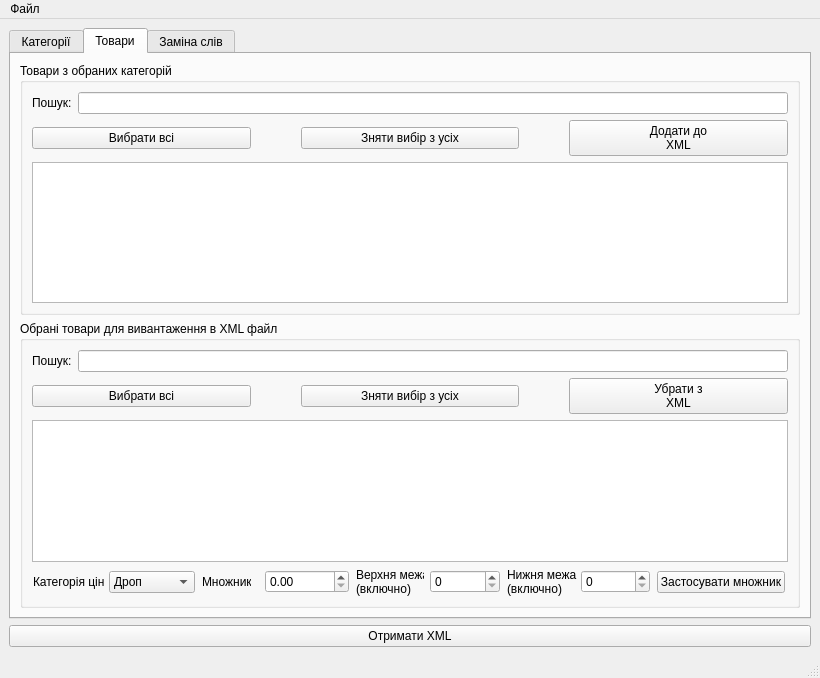
coolrich/xml-feed-editor, file mainwindow.ui: the form before one commit.
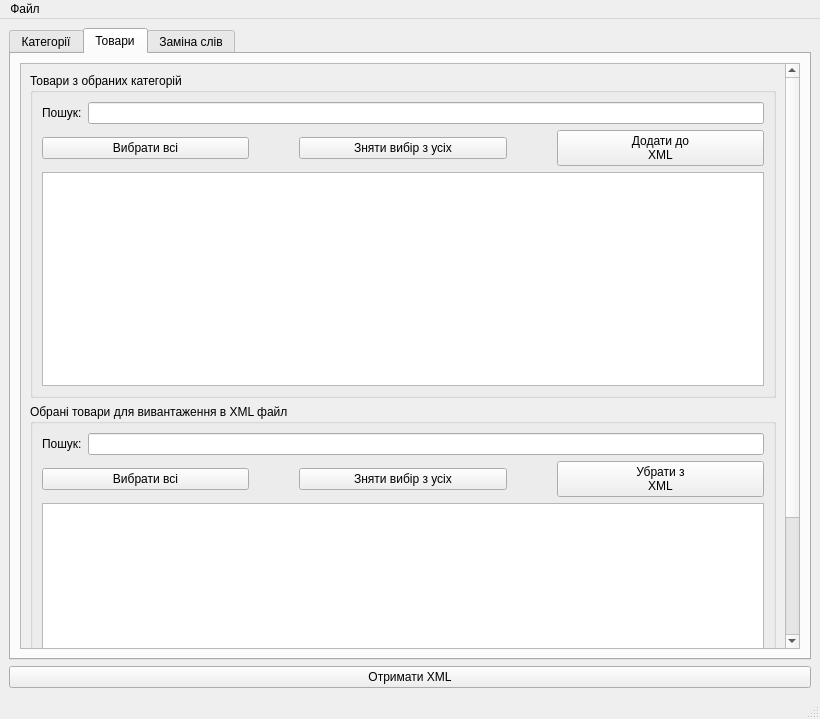
The form after the commit. The open tabs and pages were chosen to show the change.

What changed in the file:
```diff
--- a/mainwindow.ui
+++ b/mainwindow.ui
@@ -7,7 +7,7 @@
     <x>0</x>
     <y>0</y>
     <width>820</width>
-    <height>678</height>
+    <height>719</height>
    </rect>
   </property>
   <property name="windowTitle">
@@ -148,7 +148,31 @@
        </attribute>
        <layout class="QVBoxLayout" name="verticalLayout_10">
         <item>
+         <widget class="QScrollArea" name="scrollArea">
+          <property name="verticalScrollBarPolicy">
+           <enum>Qt::ScrollBarAsNeeded</enum>
+          </property>
+          <property name="widgetResizable">
+           <bool>true</bool>
+          </property>
+          <widget class="QWidget" name="scrollAreaWidgetContents">
+           <property name="geometry">
+            <rect>
+             <x>0</x>
+             <y>0</y>
+             <width>759</width>
+             <height>738</height>
+            </rect>
+           </property>
+           <layout class="QVBoxLayout" name="verticalLayout_12">
+            <item>
          <widget class="QGroupBox" name="groupBox_5">
+              <property name="minimumSize">
+               <size>
+                <width>0</width>
+                <height>325</height>
+               </size>
+              </property>
           <property name="maximumSize">
            <size>
             <width>16777215</width>
@@ -221,6 +245,12 @@
         </item>
         <item>
          <widget class="QGroupBox" name="groupBox_6">
+              <property name="minimumSize">
+               <size>
+                <width>0</width>
+                <height>389</height>
+               </size>
+              </property>
           <property name="title">
            <string>Обрані товари для вивантаження в XML файл</string>
           </property>
@@ -346,7 +376,7 @@
                   <widget class="QLabel" name="label_7">
                    <property name="maximumSize">
                     <size>
-                     <width>49</width>
+                         <width>54</width>
                      <height>16777215</height>
                     </size>
                    </property>
@@ -359,7 +389,7 @@
                   <widget class="QDoubleSpinBox" name="doubleSpinBox">
                    <property name="maximumSize">
                     <size>
-                     <width>84</width>
+                         <width>77</width>
                      <height>16777215</height>
                     </size>
                    </property>
@@ -373,7 +403,7 @@
                   <widget class="QLabel" name="label_5">
                    <property name="maximumSize">
                     <size>
-                     <width>68</width>
+                         <width>73</width>
                      <height>16777215</height>
                     </size>
                    </property>
@@ -450,6 +480,10 @@
             </layout>
            </item>
           </layout>
+             </widget>
+            </item>
+           </layout>
+          </widget>
          </widget>
         </item>
        </layout>
```
Left out of the diff: 4 changed lines with no effect on the pictures. Lines whose indentation alone changed are shown as unchanged.
